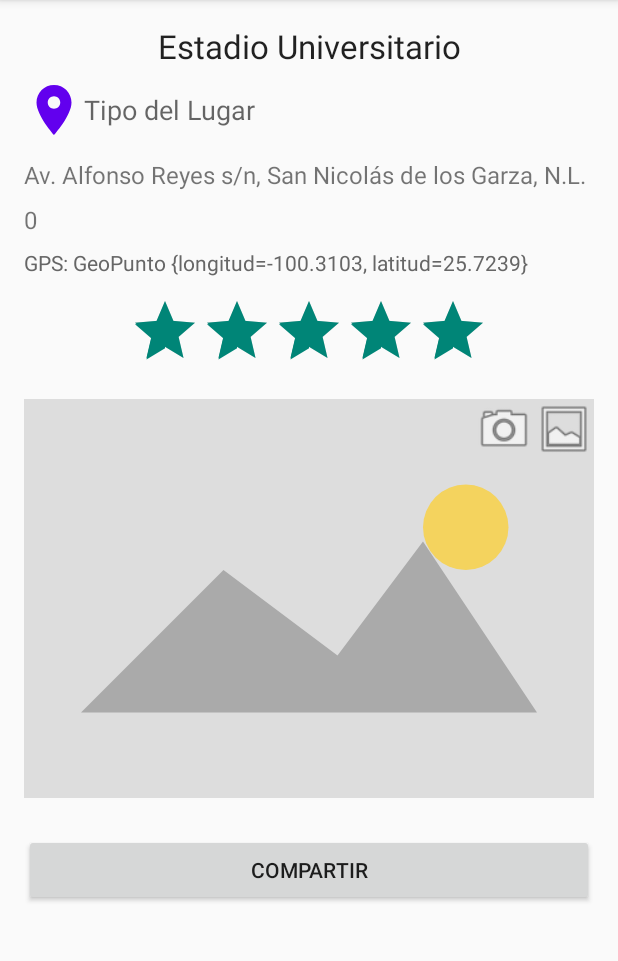
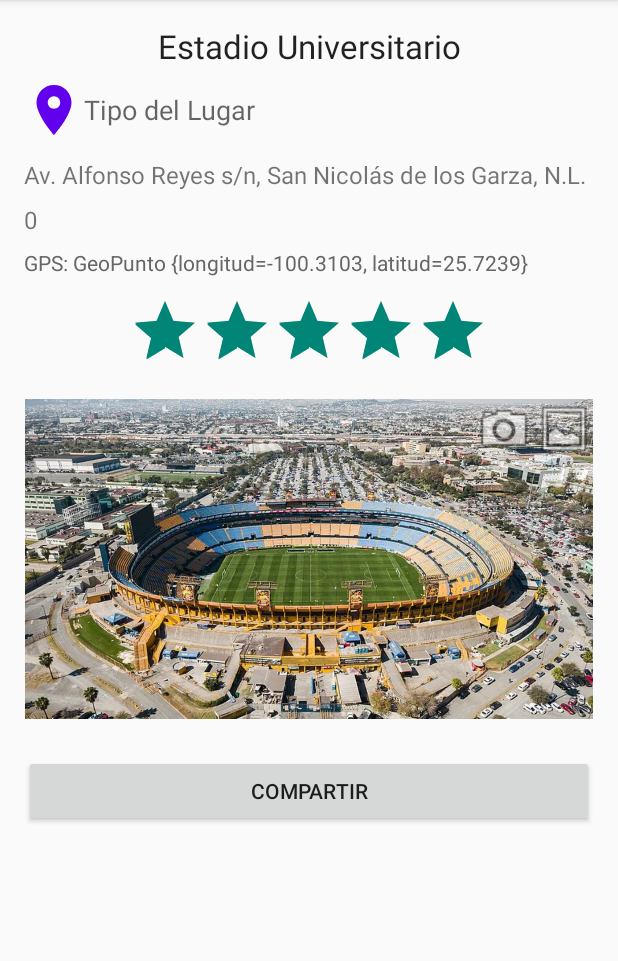
Before and after one commit to izzzma10/mis-lugares, an Android app: the screen it shows after launch (VistaLugarActivity), after a tap on "Estadio Universitario", on a phone screen of 412 x 824 dp, the part 84-1045 px from its top. Run offline under Robolectric (Android 15) with nearby library versions, the phone set to English and light mode, and no system bars.

Commit message:
feat: agregar fotos reales de los lugares y renombrar Fundidora a Parque Fundidora

```diff
--- a/app/src/main/java/com/example/mislugares/datos/LugaresLista.java
+++ b/app/src/main/java/com/example/mislugares/datos/LugaresLista.java
@@ -53,9 +53,9 @@ public class LugaresLista implements RepositorioLugares {
 
     private Lugar creaLugar(String nombre, String direccion, double longitud, double latitud,
                              TipoLugar tipo, int telefono, String url, String comentario,
-                             float valoracion) {
+                             float valoracion, String foto) {
         Lugar lugar = new Lugar(nombre, direccion, telefono, url, comentario, valoracion,
-                new GeoPunto(longitud, latitud), "");
+                new GeoPunto(longitud, latitud), foto);
         lugar.setTipo(tipo);
         return lugar;
     }
@@ -65,26 +65,26 @@ public class LugaresLista implements RepositorioLugares {
                 "Av. Universidad s/n, Cd. Universitaria, San Nicolás de los Garza, N.L.",
                 -100.3151, 25.7269,
                 TipoLugar.EDUCACION, 0, "https://fime.uanl.mx",
-                "Facultad de Ingeniería Mecánica y Eléctrica, UANL.", 4));
-        añade(creaLugar("Fundidora",
+                "Facultad de Ingeniería Mecánica y Eléctrica, UANL.", 4, "fime"));
+        añade(creaLugar("Parque Fundidora",
                 "Av. Fundidora 501, Obrera, 64010 Monterrey, N.L.",
                 -100.2843, 25.6773,
                 TipoLugar.NATURALEZA, 0, "https://parquefundidora.org",
-                "Parque urbano en las antiguas instalaciones de la fundidora.", 5));
+                "Parque urbano en las antiguas instalaciones de la fundidora.", 5, "fundidora"));
         añade(creaLugar("Estadio Universitario",
                 "Av. Alfonso Reyes s/n, San Nicolás de los Garza, N.L.",
                 -100.3103, 25.7239,
                 TipoLugar.DEPORTE, 0, "",
-                "Casa de los Tigres UANL.", 5));
+                "Casa de los Tigres UANL.", 5, "estadio_universitario"));
         añade(creaLugar("MacroPlaza",
                 "Zaragoza, Centro, 64000 Monterrey, N.L.",
                 -100.3099, 25.6698,
                 TipoLugar.OTROS, 0, "",
-                "Gran Plaza del centro de Monterrey.", 4));
+                "Gran Plaza del centro de Monterrey.", 4, "macroplaza"));
         añade(creaLugar("Tortas La Purísima",
                 "Privada Lic. Verdad 759, Centro, 64000 Monterrey, N.L.",
                 -100.3086, 25.6699,
                 TipoLugar.RESTAURANTE, 0, "",
-                "Tortas en el Barrio Antiguo.", 5));
+                "Tortas en el Barrio Antiguo.", 5, "tortas_purisima"));
     }
 }
--- a/app/src/main/java/com/example/mislugares/presentacion/VistaLugarActivity.java
+++ b/app/src/main/java/com/example/mislugares/presentacion/VistaLugarActivity.java
@@ -1,6 +1,7 @@
 package com.example.mislugares.presentacion;
 
 import android.os.Bundle;
+import android.widget.ImageView;
 import android.widget.RatingBar;
 import android.widget.TextView;
 import androidx.appcompat.app.AppCompatActivity;
@@ -35,12 +36,14 @@ public class VistaLugarActivity extends AppCompatActivity {
         TextView tvTelefono = findViewById(R.id.telefono);
         TextView tvGps = findViewById(R.id.gps);
         RatingBar rbValoracion = findViewById(R.id.valoracion);
+        ImageView ivFoto = findViewById(R.id.foto);
 
         tvNombre.setText(lugar.getNombre());
         tvDireccion.setText(lugar.getDireccion());
         tvTelefono.setText(String.valueOf(lugar.getTelefono()));
         tvGps.setText("GPS: " + lugar.getPosicion());
         rbValoracion.setRating(lugar.getValoracion());
+        ivFoto.setImageResource(idFoto(lugar.getFoto()));
 
         // Permite calificar el lugar arrastrando las estrellas desde esta
         // misma pantalla; solo se guarda si el lugar es real (tiene id).
@@ -52,6 +55,15 @@ public class VistaLugarActivity extends AppCompatActivity {
                 new GuardarLugar(aplicacion.repositorio).actualizar(idFinal, lugar);
             }
         });
+    }
+
+    /** Busca el drawable con ese nombre; si no existe o está vacío, usa el placeholder. */
+    private int idFoto(String nombreFoto) {
+        if (nombreFoto == null || nombreFoto.isEmpty()) {
+            return R.drawable.foto_epsg;
+        }
+        int id = getResources().getIdentifier(nombreFoto, "drawable", getPackageName());
+        return id != 0 ? id : R.drawable.foto_epsg;
     }
 
     private Lugar lugarDePrueba() {
```
Also changed, not shown: app/src/main/res/drawable/estadio_universitario.webp (added), app/src/main/res/drawable/fime.webp (added), app/src/main/res/drawable/fundidora.webp (added), app/src/main/res/drawable/macroplaza.webp (added), app/src/main/res/drawable/tortas_purisima.webp (added), 5 other files.
